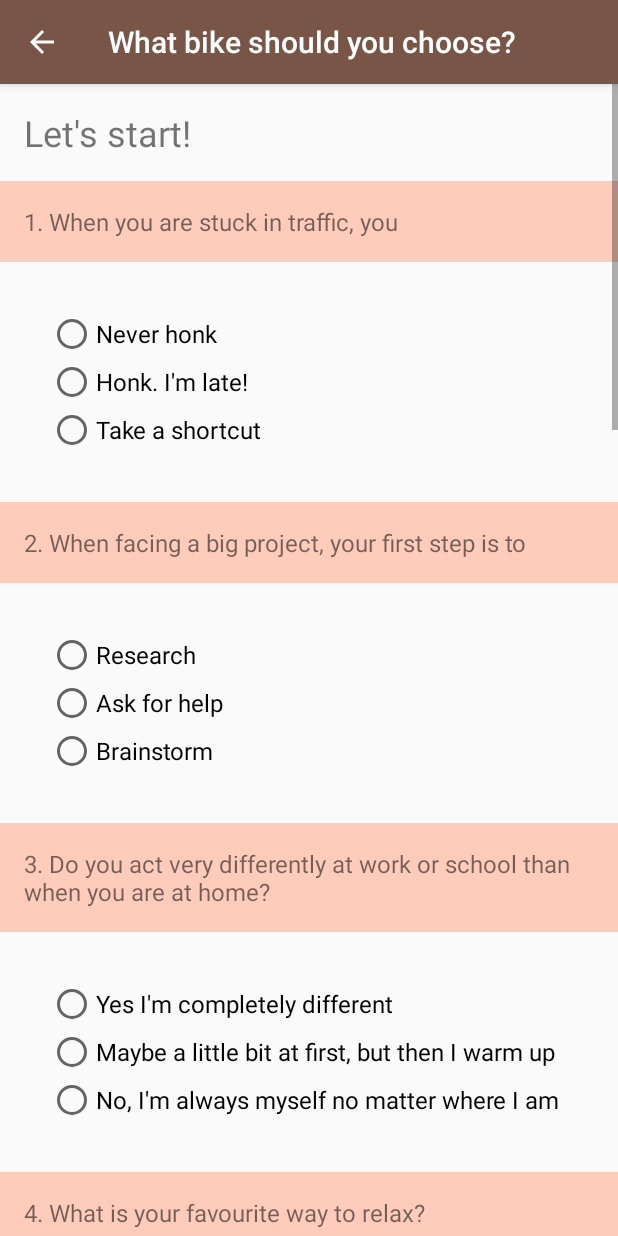
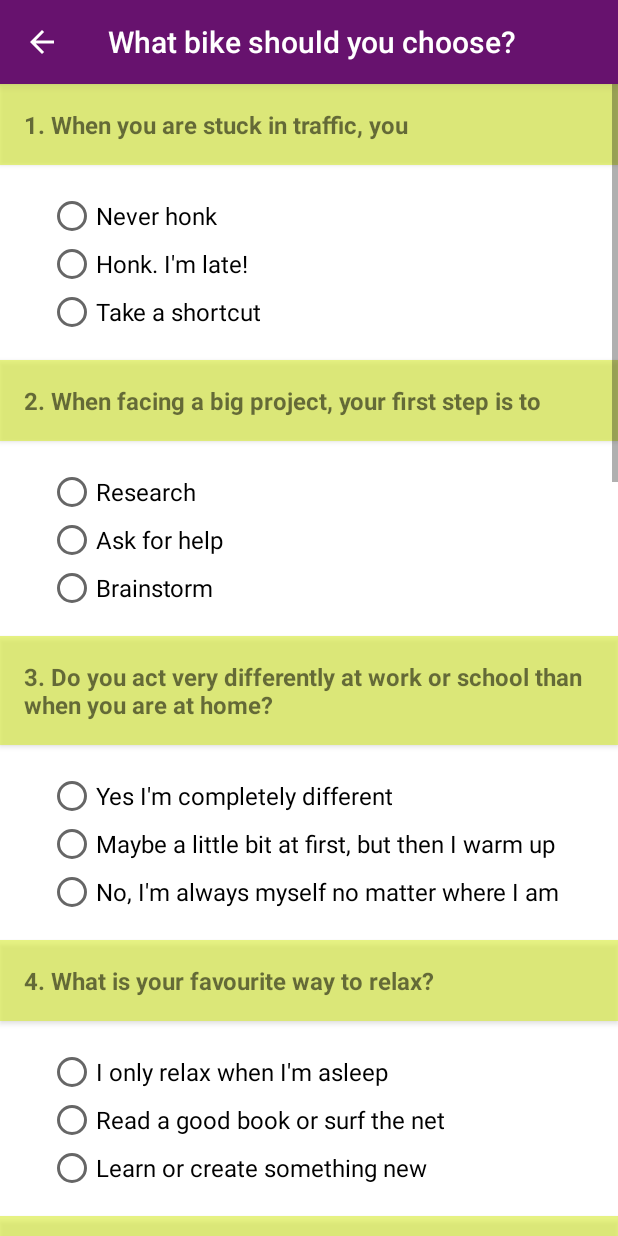
Before and after one commit to sabinaioana25/QuizAppBikes, an Android app: the TestActivity screen opened directly, with no data from a screen before it, on a phone screen of 412 x 824 dp. Run offline under Robolectric (Android 15) with nearby library versions, the phone set to English and light mode, and no system bars.

Commit message:
Design changes & minor bug fixes

```diff
--- a/app/src/main/java/com/example/android/quizappbikes/TestActivity.java
+++ b/app/src/main/java/com/example/android/quizappbikes/TestActivity.java
@@ -16,9 +16,9 @@ import android.widget.RadioButton;
 public class TestActivity extends AppCompatActivity {
 
     // Initialize the RadioButton and Checkbox objects
-    RadioButton q1A1, q1A2, q1A3, q2A1, q2A2, q2A3, q3A1, q3A2, q3A3, q4A1, q4A2, q4A3, q5A1, q5A2, q5A3, q6A1, q6A2, q6A3,
+    RadioButton q1A1, q1A2, q1A3, q2A1, q2A2, q2A3, q3A1, q3A2, q3A3, q4A1, q4A2, q4A3, q5A1,
+            q5A2, q5A3, q6A1, q6A2, q6A3,
             q7A1, q7A2, q7A3, q8A1, q8A2, q8A3, q9A1, q9A2, q9A3;
-
     CheckBox q10A1, q10A2, q10A3, q10A4, q10A5;
 
     // number of points at the beginning of the quiz
@@ -31,47 +31,47 @@ public class TestActivity extends AppCompatActivity {
         getSupportActionBar();
 
         // find RadioButtons and CheckBox options by their ID
-        q1A1 = (RadioButton) findViewById(R.id.q1a1);
-        q1A2 = (RadioButton) findViewById(R.id.q1a2);
-        q1A3 = (RadioButton) findViewById(R.id.q1a3);
+        q1A1 = findViewById(R.id.q1a1);
+        q1A2 = findViewById(R.id.q1a2);
+        q1A3 = findViewById(R.id.q1a3);
 
-        q2A1 = (RadioButton) findViewById(R.id.q2a1);
-        q2A2 = (RadioButton) findViewById(R.id.q2a2);
-        q2A3 = (RadioButton) findViewById(R.id.q2a3);
+        q2A1 = findViewById(R.id.q2a1);
+        q2A2 = findViewById(R.id.q2a2);
+        q2A3 = findViewById(R.id.q2a3);
 
-        q3A1 = (RadioButton) findViewById(R.id.q3a1);
-        q3A2 = (RadioButton) findViewById(R.id.q3a2);
-        q3A3 = (RadioButton) findViewById(R.id.q3a3);
+        q3A1 = findViewById(R.id.q3a1);
+        q3A2 = findViewById(R.id.q3a2);
+        q3A3 = findViewById(R.id.q3a3);
 
-        q4A1 = (RadioButton) findViewById(R.id.q4a1);
-        q4A2 = (RadioButton) findViewById(R.id.q4a2);
-        q4A3 = (RadioButton) findViewById(R.id.q4a3);
+        q4A1 = findViewById(R.id.q4a1);
+        q4A2 = findViewById(R.id.q4a2);
+        q4A3 = findViewById(R.id.q4a3);
 
-        q5A1 = (RadioButton) findViewById(R.id.q5a1);
-        q5A2 = (RadioButton) findViewById(R.id.q5a2);
-        q5A3 = (RadioButton) findViewById(R.id.q5a3);
+        q5A1 = findViewById(R.id.q5a1);
+        q5A2 = findViewById(R.id.q5a2);
+        q5A3 = findViewById(R.id.q5a3);
 
-        q6A1 = (RadioButton) findViewById(R.id.q6a1);
-        q6A2 = (RadioButton) findViewById(R.id.q6a2);
-        q6A3 = (RadioButton) findViewById(R.id.q6a3);
+        q6A1 = findViewById(R.id.q6a1);
+        q6A2 = findViewById(R.id.q6a2);
+        q6A3 = findViewById(R.id.q6a3);
 
-        q7A1 = (RadioButton) findViewById(R.id.q7a1);
-        q7A2 = (RadioButton) findViewById(R.id.q7a2);
-        q7A3 = (RadioButton) findViewById(R.id.q7a3);
+        q7A1 = findViewById(R.id.q7a1);
+        q7A2 = findViewById(R.id.q7a2);
+        q7A3 = findViewById(R.id.q7a3);
 
-        q8A1 = (RadioButton) findViewById(R.id.q8a1);
-        q8A2 = (RadioButton) findViewById(R.id.q8a2);
-        q8A3 = (RadioButton) findViewById(R.id.q8a3);
+        q8A1 = findViewById(R.id.q8a1);
+        q8A2 = findViewById(R.id.q8a2);
+        q8A3 = findViewById(R.id.q8a3);
 
-        q9A1 = (RadioButton) findViewById(R.id.q9a1);
-        q9A2 = (RadioButton) findViewById(R.id.q9a2);
-        q9A3 = (RadioButton) findViewById(R.id.q9a3);
+        q9A1 = findViewById(R.id.q9a1);
+        q9A2 = findViewById(R.id.q9a2);
+        q9A3 = findViewById(R.id.q9a3);
 
-        q10A1 = (CheckBox) findViewById(R.id.q10a1);
-        q10A2 = (CheckBox) findViewById(R.id.q10a2);
-        q10A3 = (CheckBox) findViewById(R.id.q10a3);
-        q10A4 = (CheckBox) findViewById(R.id.q10a4);
-        q10A5 = (CheckBox) findViewById(R.id.q10a5);
+        q10A1 = findViewById(R.id.q10a1);
+        q10A2 = findViewById(R.id.q10a2);
+        q10A3 = findViewById(R.id.q10a3);
+        q10A4 = findViewById(R.id.q10a4);
+        q10A5 = findViewById(R.id.q10a5);
     }
 
     public void getResult(View view) {
@@ -82,9 +82,11 @@ public class TestActivity extends AppCompatActivity {
         if (q1A1.isChecked()) {
             points += 1;
         }
+
         if (q1A2.isChecked()) {
             points += 2;
         }
+
         if (q1A3.isChecked()) {
             points += 3;
         }
@@ -177,10 +179,11 @@ public class TestActivity extends AppCompatActivity {
         }
 
         // get String from the EditText in which the user writes their name
-        EditText nameOfPerson = (EditText) findViewById(R.id.name_user);
+        EditText nameOfPerson = findViewById(R.id.name_user);
         final String firstName = nameOfPerson.getText().toString();
 
-        // pass on the added points and the name of the user to the ResultActivity using an intent.putExtra
+        // pass on the added points and the name of the user to the ResultActivity using an
+        // intent.putExtra
         Intent intent = new Intent(getApplicationContext(), ResultActivity.class);
 
         // display the final answer / conclusion depending on the user's choices
--- a/app/src/main/res/layout/activity_test.xml
+++ b/app/src/main/res/layout/activity_test.xml
@@ -1,15 +1,16 @@
 <?xml version="1.0" encoding="utf-8"?>
-<LinearLayout
-    xmlns:android="http://schemas.android.com/apk/res/android"
+<LinearLayout xmlns:android="http://schemas.android.com/apk/res/android"
     xmlns:tools="http://schemas.android.com/tools"
     android:layout_width="match_parent"
     android:layout_height="match_parent"
+    android:background="@color/text_white_banner"
     android:orientation="vertical"
     tools:context="com.example.android.quizappbikes.TestActivity">
 
     <ScrollView
         android:layout_width="match_parent"
-        android:layout_height="wrap_content">
+        android:layout_height="wrap_content"
+        tools:ignore="UselessParent">
 
         <LinearLayout
             android:layout_width="match_parent"
@@ -17,13 +18,8 @@
             android:orientation="vertical">
 
             <TextView
-                android:id="@+id/name_field"
-                style="@style/lets_start_text_view_style" />
-
-            <TextView
                 android:id="@+id/question1"
-                style="@style/question_style"
-                android:text="@string/q1" />
+                style="@style/question_style" />
 
             <RadioGroup
                 android:id="@+id/q1Group"
@@ -145,7 +141,6 @@
                     android:text="@string/q5a3" />
             </RadioGroup>
 
-
             <TextView
                 android:id="@+id/question6"
                 style="@style/question_style"
@@ -254,6 +249,7 @@
             <CheckBox
                 android:id="@+id/q10a1"
                 style="@style/check_box_style"
+                android:layout_marginTop="@dimen/margin_bottom"
                 android:text="@string/q10a1" />
 
             <CheckBox
@@ -279,20 +275,13 @@
             <EditText
                 android:id="@+id/name_user"
                 style="@style/edit_text_description_style"
+                android:layout_gravity="center_vertical"
                 tools:text="Andrew" />
 
-            <LinearLayout
-                android:layout_width="match_parent"
-                android:layout_height="wrap_content"
-                android:gravity="center"
-                android:orientation="horizontal">
-
-                <Button
-                    android:id="@+id/btn_result"
-                    style="@style/submit_button_style"
-                    android:onClick="getResult"
-                    android:text="@string/btn_result" />
-            </LinearLayout>
+            <Button
+                android:id="@+id/btn_result"
+                style="@style/submit_button_style"
+                android:onClick="getResult" />
         </LinearLayout>
     </ScrollView>
 </LinearLayout>
--- a/app/src/main/res/values/colors.xml
+++ b/app/src/main/res/values/colors.xml
@@ -1,11 +1,12 @@
 <?xml version="1.0" encoding="utf-8"?>
 <resources>
-    <color name="colorPrimary">#795548</color>
-    <color name="colorPrimaryDark">#4e342e</color>
-    <color name="colorAccent">#ffb300</color>
+    <color name="colorPrimary">#67126E</color>
+    <color name="colorPrimaryDark">#37093B</color>
+    <color name="colorAccent">#D9ED2A</color>
+    <color name="colorAccentOpacity">#90D9ED2A</color>
     <color name="colorPrimaryLight">#ffccbc</color>
-    <color name="text_white">#FFFFFF</color>
-    <color name="colorPrimaryText">#212121</color>
+    <color name="text_white_banner">#FFFFFF</color>
+    <color name="colorPrimaryText">#000000</color>
     <color name="colorSecondaryText">#757575</color>
     <color name="colorDivider">#BDBDBD</color>
 </resources>
--- a/app/src/main/res/values/dimen.xml
+++ b/app/src/main/res/values/dimen.xml
@@ -1,11 +1,14 @@
 <?xml version="1.0" encoding="utf-8"?>
 <resources>
-    <dimen name="margin_top">16dp</dimen>
+    <dimen name="padding_quiz_description">8dp</dimen>
+    <dimen name="margin_top">64dp</dimen>
     <dimen name="margin_bottom">16dp</dimen>
     <dimen name="margin_top_2">32dp</dimen>
     <dimen name="margin_bottom_2">32dp</dimen>
-    <dimen name="margin_left">32dp</dimen>
+    <dimen name="margin_left_side">32dp</dimen>
     <dimen name="margin_right">32dp</dimen>
+    <dimen name="margin_quiz_description">24dp</dimen>
+    <dimen name="margin_bottom_quiz_description">48dp</dimen>
     <dimen name="line_spacing">4sp</dimen>
     <dimen name="text_size">16sp</dimen>
     <dimen name="padding_bottom">16dp</dimen>
@@ -15,6 +18,7 @@
     <dimen name="text_size_2">24sp</dimen>
     <dimen name="layout_button_margin_bottom">32dp</dimen>
     <dimen name="layout_button_margin_top">32dp</dimen>
+    <dimen name="width_start_button">120dp</dimen>
     <dimen name="result_text_view_width">500dp</dimen>
     <dimen name="result_text_view_height">100dp</dimen>
     <dimen name="restart_button_width">200dp</dimen>
@@ -23,4 +27,6 @@
     <dimen name="result_image_height">240dp</dimen>
     <dimen name="relative_layout_margin_bottom">32dp</dimen>
     <dimen name="relative_layout_margin_top">32dp</dimen>
+    <dimen name="dim_start_button_margin">0dp</dimen>
+    <dimen name="dim_cardview_elevation">2dp</dimen>
 </resources>
--- a/app/src/main/res/values/strings.xml
+++ b/app/src/main/res/values/strings.xml
@@ -68,6 +68,8 @@
     <string name="summary4">BMX BIKE. You are an adrenaline-junkie. You love the spotlight and will often do whatever it takes to maintain your audience, even if it involves some risk. The bigger the thrills and spills, the better!</string>
     <string name="summary5">TREADLE BIKE. You are clearly a trend-setter. You are eccentric and love finding hobbies that set you apart from the crowd.</string>
     <string name="hint">Your name</string>
-    <string name="result_header_1">Good work,</string>
+    <string name="result_header_1">Awesome,</string>
     <string name="result_header_2">Here is your result:</string>
+    <string name="starting_image">Quiz image</string>
+    <string name="result_image">Result Image</string>
 </resources>
--- a/app/src/main/res/values/styles.xml
+++ b/app/src/main/res/values/styles.xml
@@ -1,4 +1,4 @@
-<resources>
+<resources xmlns:tools="http://schemas.android.com/tools">
 
     <!-- Base application theme. -->
     <style name="AppTheme" parent="Theme.AppCompat.Light.DarkActionBar">
@@ -8,26 +8,29 @@
         <item name="colorAccent">@color/colorAccent</item>
     </style>
 
-    <style name="image_bike_style">
+    <style name="background_style">
         <item name="android:layout_width">match_parent</item>
         <item name="android:layout_height">wrap_content</item>
-        <item name="android:layout_marginBottom">@dimen/margin_bottom</item>
         <item name="android:scaleType">centerCrop</item>
-        <item name="android:src">@drawable/bike4</item>
+        <item name="android:elevation" tools:targetApi="lollipop">2dp</item>
+        <item name="android:src">@drawable/bikes_background_cropped</item>
     </style>
 
     <style name="quiz_description_style">
-        <item name="android:layout_width">match_parent</item>
+        <item name="android:layout_width">wrap_content</item>
         <item name="android:layout_height">wrap_content</item>
         <item name="android:gravity">center</item>
+        <item name="android:layout_marginBottom">@dimen/margin_bottom_quiz_description</item>
         <item name="android:text">@string/app_description</item>
-        <item name="android:layout_marginBottom">@dimen/margin_bottom_2</item>
-        <item name="android:layout_marginTop">@dimen/margin_top</item>
-        <item name="android:layout_marginLeft">@dimen/margin_left</item>
-        <item name="android:layout_marginRight">@dimen/margin_right</item>
+        <item name="android:layout_marginLeft">@dimen/margin_quiz_description</item>
+        <item name="android:layout_marginTop">@dimen/margin_quiz_description</item>
+        <item name="android:layout_marginRight">@dimen/margin_quiz_description</item>
+        <item name="android:elevation" tools:targetApi="lollipop">@dimen/dim_cardview_elevation</item>
         <item name="android:lineSpacingExtra">@dimen/line_spacing</item>
         <item name="android:textAllCaps">false</item>
+        <item name="android:padding">@dimen/padding_quiz_description</item>
         <item name="android:textSize">@dimen/text_size_2</item>
+        <item name="android:background">@drawable/shape</item>
     </style>
 
     <style name="edit_text_description_style">
@@ -35,24 +38,26 @@
         <item name="android:layout_height">wrap_content</item>
         <item name="android:layout_marginBottom">@dimen/margin_bottom</item>
         <item name="android:layout_marginTop">@dimen/margin_top</item>
-        <item name="android:layout_marginLeft">@dimen/margin_left</item>
+        <item name="android:layout_marginLeft">@dimen/margin_left_side</item>
         <item name="android:layout_marginRight">@dimen/margin_right</item>
         <item name="android:inputType">textCapWords</item>
-        <item name="android:textAlignment">center</item>
+        <item name="android:textColor">@color/colorPrimary</item>
         <item name="android:textSize">@dimen/text_size</item>
         <item name="android:hint">@string/hint</item>
         <item name="android:textStyle">italic</item>
     </style>
 
     <style name="start_button_style">
-        <item name="android:layout_width">wrap_content</item>
+        <item name="android:layout_width">@dimen/cardview_compat_inset_shadow.width_start_button</item>
         <item name="android:layout_height">wrap_content</item>
         <item name="android:layout_marginBottom">@dimen/margin_bottom</item>
+        <item name="android:elevation" tools:ignore="NewApi">@dimen/dim_cardview_elevation</item>
         <item name="android:layout_marginTop">@dimen/margin_top</item>
-        <item name="android:layout_gravity">center</item>
         <item name="android:text">@string/btn_start</item>
-        <item name="android:background">@color/colorPrimary</item>
-        <item name="android:textColor">@color/text_white</item>
+        <item name="android:textSize">@dimen/text_size</item>
+        <item name="android:textStyle">bold</item>
+        <item name="android:background">@color/colorAccent</item>
+        <item name="android:textColor">@color/colorPrimaryDark</item>
     </style>
 
     <style name="lets_start_text_view_style">
@@ -70,20 +75,26 @@
     <style name="question_style">
         <item name="android:layout_width">match_parent</item>
         <item name="android:layout_height">wrap_content</item>
+        <item name="android:layout_marginBottom">@dimen/dim_cardview_elevation</item>
+        <item name="android:elevation" tools:ignore="NewApi">@dimen/dim_cardview_elevation</item>
         <item name="android:paddingBottom">@dimen/padding_bottom</item>
         <item name="android:paddingTop">@dimen/padding_top</item>
         <item name="android:paddingLeft">@dimen/padding_left</item>
         <item name="android:paddingRight">@dimen/padding_right</item>
-        <item name="android:background">@color/colorPrimaryLight</item>
+        <item name="android:background">@color/colorAccentOpacity</item>
         <item name="android:textAllCaps">false</item>
+        <item name="android:text">@string/q1</item>
         <item name="android:textSize">@dimen/text_size</item>
+        <item name="android:textStyle">bold</item>
     </style>
 
     <style name="radio_group_style">
         <item name="android:layout_width">wrap_content</item>
         <item name="android:layout_height">wrap_content</item>
         <item name="android:baselineAligned">false</item>
-        <item name="android:layout_margin">@dimen/margin_left</item>
+        <item name="android:layout_marginLeft">@dimen/margin_left_side</item>
+        <item name="android:layout_marginTop">@dimen/margin_bottom</item>
+        <item name="android:layout_marginBottom">@dimen/margin_bottom</item>
     </style>
 
     <style name="radio_button_style">
@@ -95,8 +106,7 @@
     <style name="check_box_style">
         <item name="android:layout_width">wrap_content</item>
         <item name="android:layout_height">wrap_content</item>
-        <item name="android:layout_marginTop">@dimen/margin_top</item>
-        <item name="android:layout_marginLeft">@dimen/margin_left</item>
+        <item name="android:layout_marginLeft">@dimen/margin_left_side</item>
         <item name="android:layout_marginRight">@dimen/margin_right</item>
         <item name="android:textSize">@dimen/text_size</item>
     </style>
@@ -104,15 +114,17 @@
     <style name="submit_button_style">
         <item name="android:layout_width">wrap_content</item>
         <item name="android:layout_height">wrap_content</item>
-        <item name="android:layout_marginTop">@dimen/margin_top</item>
+        <item name="android:layout_marginTop">@dimen/margin_top_2</item>
         <item name="android:layout_marginBottom">@dimen/margin_bottom_2</item>
-        <item name="android:layout_marginLeft">@dimen/margin_left</item>
+        <item name="android:layout_marginLeft">@dimen/margin_left_side</item>
         <item name="android:layout_marginRight">@dimen/margin_right</item>
         <item name="android:layout_centerHorizontal">true</item>
         <item name="android:gravity">center</item>
-        <item name="android:background">@color/colorPrimary</item>
+        <item name="android:layout_gravity">center</item>
+        <item name="android:text">@string/btn_result</item>
+        <item name="android:background">@color/colorAccent</item>
         <item name="android:lineSpacingExtra">@dimen/line_spacing</item>
-        <item name="android:textColor">@color/text_white</item>
+        <item name="android:textColor">@color/text_white_banner</item>
     </style>
 
     <style name="result_header_style">
@@ -121,7 +133,7 @@
         <item name="android:layout_centerHorizontal">true</item>
         <item name="android:gravity">center_horizontal</item>
         <item name="android:layout_marginTop">@dimen/margin_top</item>
-        <item name="android:layout_marginLeft">@dimen/margin_left</item>
+        <item name="android:layout_marginLeft">@dimen/margin_left_side</item>
         <item name="android:layout_marginRight">@dimen/margin_right</item>
         <item name="android:textSize">@dimen/text_size_2</item>
     </style>
@@ -129,11 +141,12 @@
     <style name="result_text_view_style">
         <item name="android:layout_width">@dimen/result_text_view_width</item>
         <item name="android:layout_height">@dimen/result_text_view_height</item>
-        <item name="android:layout_marginLeft">@dimen/margin_left</item>
+        <item name="android:layout_marginLeft">@dimen/margin_left_side</item>
         <item name="android:layout_marginRight">@dimen/margin_right</item>
         <item name="android:layout_marginTop">@dimen/margin_top_2</item>
         <item name="android:layout_marginBottom">@dimen/margin_bottom_2</item>
         <item name="android:layout_centerHorizontal">true</item>
+        <item name="android:background">@drawable/shape</item>
         <item name="android:gravity">center_horizontal</item>
         <item name="android:textSize">@dimen/text_size</item>
     </style>
@@ -142,7 +155,7 @@
         <item name="android:layout_width">@dimen/result_image_width</item>
         <item name="android:layout_height">@dimen/result_image_height</item>
         <item name="android:layout_marginTop">@dimen/margin_top_2</item>
-        <item name="android:layout_marginLeft">@dimen/margin_left</item>
+        <item name="android:layout_marginLeft">@dimen/margin_left_side</item>
         <item name="android:layout_marginRight">@dimen/margin_right</item>
         <item name="android:layout_centerInParent">true</item>
     </style>
@@ -152,14 +165,14 @@
         <item name="android:layout_height">wrap_content</item>
         <item name="android:layout_marginTop">@dimen/margin_top_2</item>
         <item name="android:layout_marginBottom">@dimen/margin_bottom_2</item>
-        <item name="android:layout_marginLeft">@dimen/margin_left</item>
+        <item name="android:layout_marginLeft">@dimen/margin_left_side</item>
         <item name="android:layout_marginRight">@dimen/margin_right</item>
         <item name="android:paddingRight">@dimen/padding_right</item>
         <item name="android:paddingLeft">@dimen/padding_left</item>
         <item name="android:layout_centerHorizontal">true</item>
         <item name="android:gravity">center</item>
-        <item name="android:background">@color/colorPrimary</item>
+        <item name="android:background">@color/colorAccent</item>
         <item name="android:lineSpacingExtra">@dimen/line_spacing</item>
-        <item name="android:textColor">@color/text_white</item>
+        <item name="android:textColor">@color/colorPrimaryDark</item>
     </style>
 </resources>
```
Also changed, not shown: app/build.gradle (+12 -14 lines), app/src/main/AndroidManifest.xml (+3 -4 lines), app/src/main/java/com/example/android/quizappbikes/ResultActivity.java (+20 -10 lines), app/src/main/res/drawable/shape.xml (+9 -2 lines), app/src/main/res/layout/activity_main.xml (+20 -19 lines), app/src/main/res/layout/activity_result.xml (+8 -7 lines), build.gradle (+9 -1 lines), app/src/main/res/drawable-hdpi/bikes_background_cropped.png (added), app/src/main/res/drawable-ldpi/bikes_background_cropped.png (added), app/src/main/res/drawable-mdpi/bikes_background_cropped.png (added), app/src/main/res/drawable-xhdpi/bikes_background_cropped.png (added), app/src/main/res/drawable-xxhdpi/bikes_background_cropped.png (added), app/src/main/res/drawable-xxxhdpi/bikes_background_cropped.png (added), gradle/wrapper/gradle-wrapper.properties.
